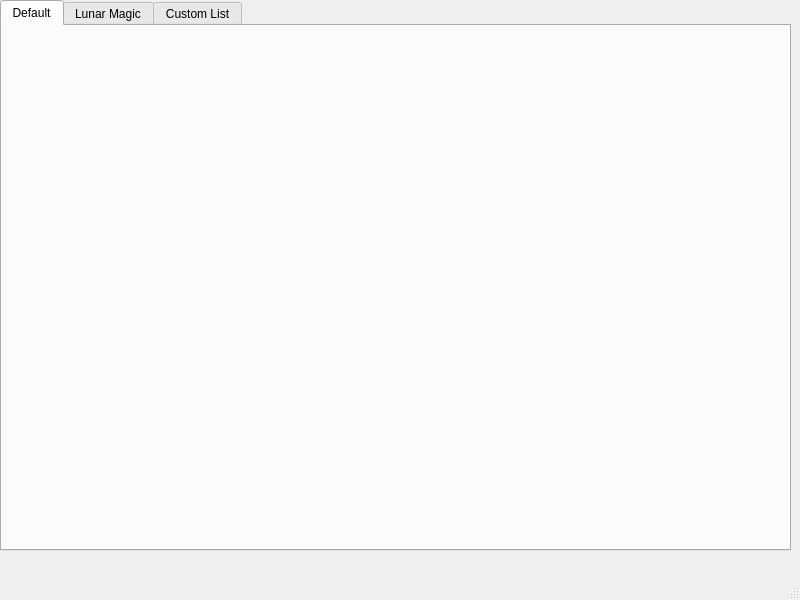
The window that cfgeditor.ui (Atari2/CFGEditorPlusPlus) describes before a commit, drawn with Qt 5.
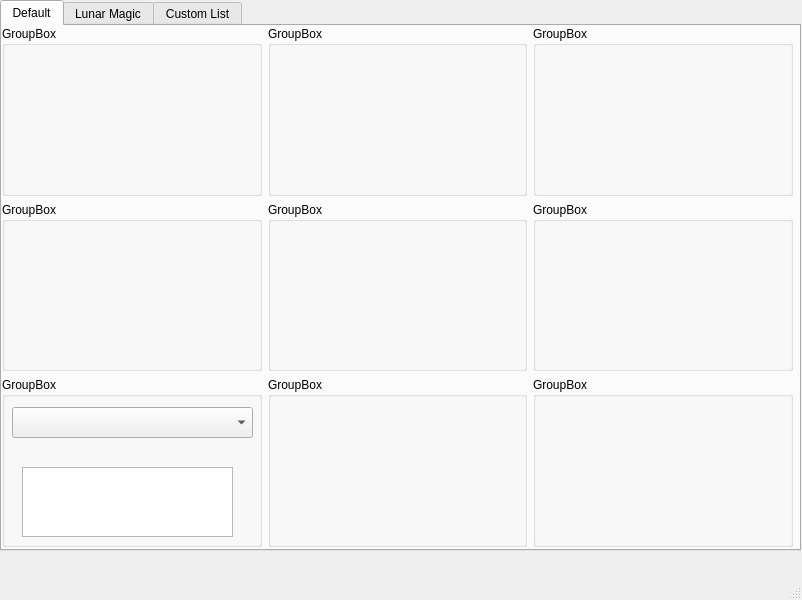
The same window after the commit.

```diff
--- a/cfgeditor.ui
+++ b/cfgeditor.ui
@@ -6,7 +6,7 @@
    <rect>
     <x>0</x>
     <y>0</y>
-    <width>800</width>
+    <width>802</width>
     <height>600</height>
    </rect>
   </property>
@@ -19,7 +19,7 @@
      <rect>
       <x>0</x>
       <y>0</y>
-      <width>791</width>
+      <width>801</width>
       <height>551</height>
      </rect>
     </property>
@@ -30,6 +30,107 @@
      <attribute name="title">
       <string>Default</string>
      </attribute>
+     <widget class="QWidget" name="gridLayoutWidget">
+      <property name="geometry">
+       <rect>
+        <x>0</x>
+        <y>0</y>
+        <width>791</width>
+        <height>521</height>
+       </rect>
+      </property>
+      <layout class="QGridLayout" name="gridLayout">
+       <item row="0" column="1">
+        <widget class="QGroupBox" name="groupBox_3">
+         <property name="minimumSize">
+          <size>
+           <width>0</width>
+           <height>169</height>
+          </size>
+         </property>
+         <property name="title">
+          <string>GroupBox</string>
+         </property>
+        </widget>
+       </item>
+       <item row="2" column="2">
+        <widget class="QGroupBox" name="groupBox_8">
+         <property name="title">
+          <string>GroupBox</string>
+         </property>
+        </widget>
+       </item>
+       <item row="0" column="2">
+        <widget class="QGroupBox" name="groupBox">
+         <property name="title">
+          <string>GroupBox</string>
+         </property>
+        </widget>
+       </item>
+       <item row="1" column="3">
+        <widget class="QGroupBox" name="groupBox_6">
+         <property name="title">
+          <string>GroupBox</string>
+         </property>
+        </widget>
+       </item>
+       <item row="1" column="2">
+        <widget class="QGroupBox" name="groupBox_5">
+         <property name="title">
+          <string>GroupBox</string>
+         </property>
+        </widget>
+       </item>
+       <item row="2" column="3">
+        <widget class="QGroupBox" name="groupBox_9">
+         <property name="title">
+          <string>GroupBox</string>
+         </property>
+        </widget>
+       </item>
+       <item row="1" column="1">
+        <widget class="QGroupBox" name="groupBox_4">
+         <property name="title">
+          <string>GroupBox</string>
+         </property>
+        </widget>
+       </item>
+       <item row="0" column="3">
+        <widget class="QGroupBox" name="groupBox_2">
+         <property name="title">
+          <string>GroupBox</string>
+         </property>
+        </widget>
+       </item>
+       <item row="2" column="1">
+        <widget class="QGroupBox" name="groupBox_7">
+         <property name="title">
+          <string>GroupBox</string>
+         </property>
+         <widget class="QComboBox" name="comboBox">
+          <property name="geometry">
+           <rect>
+            <x>10</x>
+            <y>30</y>
+            <width>241</width>
+            <height>31</height>
+           </rect>
+          </property>
+         </widget>
+         <widget class="QPlainTextEdit" name="plainTextEdit">
+          <property name="geometry">
+           <rect>
+            <x>20</x>
+            <y>90</y>
+            <width>211</width>
+            <height>70</height>
+           </rect>
+          </property>
+         </widget>
+        </widget>
+       </item>
+      </layout>
+     </widget>
     </widget>
     <widget class="QWidget" name="LunarMagic">
      <attribute name="title">
```
Left out of the diff: 2 changed lines with no effect on the pictures.
